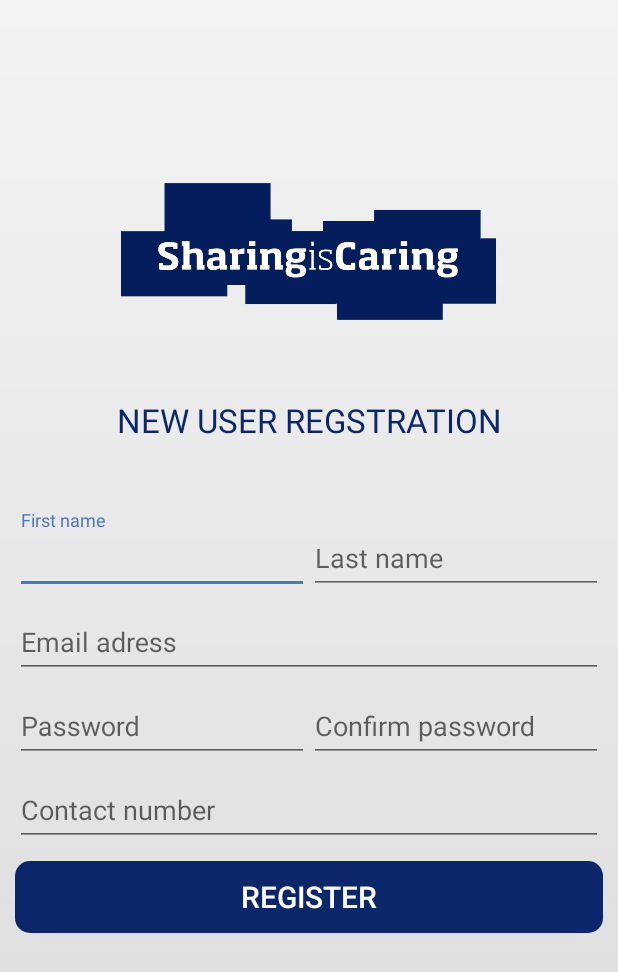
After one commit to NisrineBahjat/SIC, an Android app: the RegisterActivity screen opened directly, with no data from a screen before it, on a phone screen of 412 x 824 dp. The commit adds this screen. Shown: the top 972 px of the screen. Run offline under Robolectric (Android 15) with nearby library versions, the phone set to English and light mode, and no system bars; Roboto replaces fonts that are not available here.

Commit message:
Adding a Register Activity (java and xml layout)

```diff
--- a/app/src/main/AndroidManifest.xml
+++ b/app/src/main/AndroidManifest.xml
@@ -9,7 +9,8 @@
         android:roundIcon="@mipmap/ic_launcher_round"
         android:supportsRtl="true"
         android:theme="@style/AppTheme">
-        <activity android:name=".LoginActivity"></activity>
+        <activity android:name=".RegisterActivity"></activity>
+        <activity android:name=".LoginActivity" />
         <activity android:name=".MainActivity">
             <intent-filter>
                 <action android:name="android.intent.action.MAIN" />
--- a/app/src/main/java/com/example/sic/MainActivity.java
+++ b/app/src/main/java/com/example/sic/MainActivity.java
@@ -22,5 +22,12 @@ public class MainActivity extends AppCompatActivity {
                 startActivity(intent);
             }
         });
+        btnSignup.setOnClickListener(new View.OnClickListener() {
+            @Override
+            public void onClick(View v) {
+                Intent intent = new Intent(MainActivity.this, RegisterActivity.class);
+                startActivity(intent);
+            }
+        });
     }
 }
--- /dev/null
+++ b/app/src/main/java/com/example/sic/RegisterActivity.java
@@ -0,0 +1,13 @@
+package com.example.sic;
+
+import android.support.v7.app.AppCompatActivity;
+import android.os.Bundle;
+
+public class RegisterActivity extends AppCompatActivity {
+
+    @Override
+    protected void onCreate(Bundle savedInstanceState) {
+        super.onCreate(savedInstanceState);
+        setContentView(R.layout.activity_register);
+    }
+}
--- /dev/null
+++ b/app/src/main/res/layout/activity_register.xml
@@ -0,0 +1,150 @@
+<?xml version="1.0" encoding="utf-8"?>
+<LinearLayout xmlns:android="http://schemas.android.com/apk/res/android"
+    xmlns:app="http://schemas.android.com/apk/res-auto"
+    xmlns:tools="http://schemas.android.com/tools"
+    android:layout_width="match_parent"
+    android:layout_height="match_parent"
+    android:background="@drawable/gradient"
+    tools:context=".LoginActivity">
+
+    <LinearLayout
+        android:layout_width="match_parent"
+        android:layout_height="match_parent"
+        android:layout_margin="10sp"
+        android:orientation="vertical">
+
+        <ImageView
+            android:layout_width="250dp"
+            android:layout_height="115dp"
+            android:layout_gravity="center"
+            android:src="@drawable/sic"
+            android:layout_marginTop="100sp"
+            android:contentDescription="TODO" />
+        <TextView
+            android:layout_width="match_parent"
+            android:layout_height="wrap_content"
+            android:text="@string/regstration_message"
+            android:textSize="22sp"
+            android:textAllCaps="true"
+            android:textAlignment="center"
+            android:textColor="@color/colorDarkblue"
+            android:layout_marginTop="40sp"
+            android:layout_marginBottom="40sp"/>
+        <LinearLayout
+            android:layout_width="match_parent"
+            android:layout_height="wrap_content"
+            android:weightSum="2"
+            android:orientation="horizontal">
+
+        <android.support.design.widget.TextInputLayout
+            android:layout_width="0dp"
+            android:layout_weight="1"
+            android:layout_height="wrap_content"
+            android:layout_marginTop="5dp"
+            android:id="@+id/userFirstNameWrapper">
+            <EditText
+                android:layout_width="match_parent"
+                android:layout_height="wrap_content"
+                android:id="@+id/userFirstName"
+                android:inputType="text"
+                android:hint="@string/first_name"
+                android:textColor="@color/colorBlue"
+                android:textSize="18sp"
+                android:textColorHint="@color/colorBlue"/>
+        </android.support.design.widget.TextInputLayout>
+            <android.support.design.widget.TextInputLayout
+                android:layout_width="0dp"
+                android:layout_weight="1"
+                android:layout_height="wrap_content"
+                android:layout_marginTop="5dp"
+                android:id="@+id/userLastNameWrapper">
+                <EditText
+                    android:layout_width="match_parent"
+                    android:layout_height="wrap_content"
+                    android:id="@+id/userLastName"
+                    android:inputType="text"
+                    android:hint="@string/last_name"
+                    android:textColor="@color/colorBlue"
+                    android:textSize="18sp"
+                    android:textColorHint="@color/colorBlue"/>
+            </android.support.design.widget.TextInputLayout>
+        </LinearLayout>
+        <android.support.design.widget.TextInputLayout
+            android:layout_width="match_parent"
+            android:layout_height="wrap_content"
+            android:id="@+id/userEmailAddressWrapper">
+            <EditText
+                android:layout_width="match_parent"
+                android:layout_height="wrap_content"
+                android:id="@+id/userEmailAddress"
+                android:inputType="textEmailAddress"
+                android:hint="@string/email_address"
+                android:textSize="18sp"
+                android:textColor="@color/colorBlue"/>
+
+        </android.support.design.widget.TextInputLayout>
+        <LinearLayout
+            android:layout_width="match_parent"
+            android:layout_height="wrap_content"
+            android:weightSum="2"
+            android:orientation="horizontal">
+
+            <android.support.design.widget.TextInputLayout
+                android:layout_width="0dp"
+                android:layout_weight="1"
+                android:layout_height="wrap_content"
+                android:id="@+id/passwordWrapper">
+                <EditText
+                    android:layout_width="match_parent"
+                    android:layout_height="wrap_content"
+                    android:id="@+id/userPassword"
+                    android:inputType="textPassword"
+                    android:hint="@string/password"
+                    android:textColor="@color/colorBlue"
+                    android:textSize="18sp"
+                    android:textColorHint="@color/colorBlue"/>
+            </android.support.design.widget.TextInputLayout>
+            <android.support.design.widget.TextInputLayout
+                android:layout_width="0dp"
+                android:layout_weight="1"
+                android:layout_height="wrap_content"
+                android:id="@+id/confirmPasswordWrapper">
+                <EditText
+                    android:layout_width="match_parent"
+                    android:layout_height="wrap_content"
+                    android:id="@+id/userConfirmPassword"
+                    android:inputType="textPassword"
+                    android:hint="@string/confirm_password"
+                    android:textColor="@color/colorBlue"
+                    android:textSize="18sp"
+                    android:textColorHint="@color/colorBlue"/>
+            </android.support.design.widget.TextInputLayout>
+        </LinearLayout>
+        <android.support.design.widget.TextInputLayout
+            android:layout_width="match_parent"
+            android:layout_height="wrap_content"
+            android:id="@+id/contactNoWrapper">
+            <EditText
+                android:layout_width="match_parent"
+                android:layout_height="wrap_content"
+                android:id="@+id/userContactNumber"
+                android:inputType="phone"
+                android:hint="@string/contact_number"
+                android:textSize="18sp"
+                android:textColor="@color/colorBlue"/>
+
+        </android.support.design.widget.TextInputLayout>
+        <Button
+            android:layout_width="match_parent"
+            android:layout_height="wrap_content"
+            android:id="@+id/btnRegister"
+            android:text="@string/btn_register"
+            android:textColor="@color/colorWhite"
+            android:textSize="20sp"
+            android:background="@drawable/btnloginbg"
+            android:layout_marginTop="10sp"
+            />
+    </LinearLayout>
+
+
+</LinearLayout>
--- a/app/src/main/res/values/strings.xml
+++ b/app/src/main/res/values/strings.xml
@@ -7,4 +7,12 @@
     <string name="enter_email">Enter email</string>
     <string name="enter_password">Enter password</string>
     <string name="user_login">USER LOGIN</string>
+    <string name="regstration_message">new user regstration</string>
+    <string name="first_name">First name</string>
+    <string name="last_name">Last name</string>
+    <string name="email_address">Email adress</string>
+    <string name="password">Password</string>
+    <string name="confirm_password">Confirm password</string>
+    <string name="contact_number">Contact number</string>
+    <string name="btn_register">Register</string>
 </resources>
```
